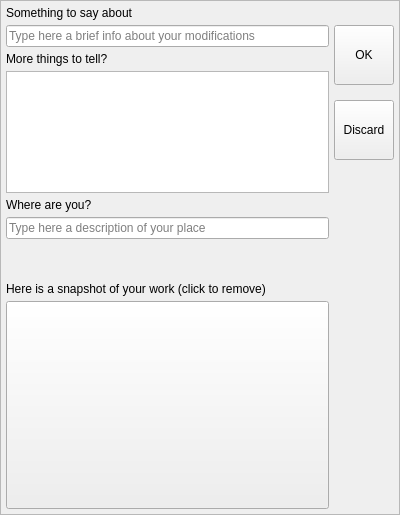
The window that core/watcherfeeling.ui (Rekall/Rekall) describes before a commit, drawn with Qt 5.
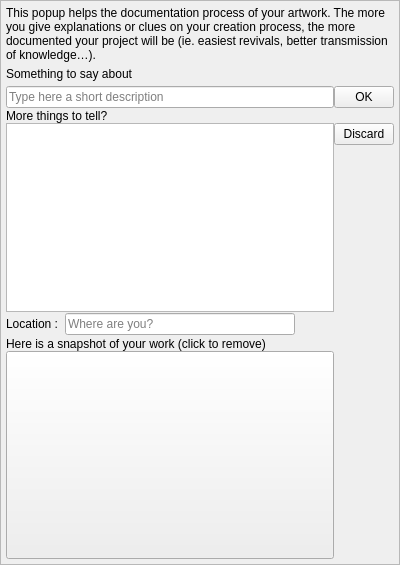
The same window after the commit. Custom widgets are drawn as their Qt base class.

Diff of the .ui file:
```diff
--- a/core/watcherfeeling.ui
+++ b/core/watcherfeeling.ui
@@ -7,7 +7,7 @@
     <x>0</x>
     <y>0</y>
     <width>400</width>
-    <height>515</height>
+    <height>565</height>
    </rect>
   </property>
   <property name="minimumSize">
@@ -47,6 +47,16 @@
       <property name="margin">
        <number>5</number>
       </property>
+      <item>
+       <widget class="QLabel" name="feelingLabel">
+        <property name="text">
+         <string>&lt;html&gt;&lt;head/&gt;&lt;body&gt;&lt;p&gt;This popup helps the documentation process of your artwork. The more you give explanations or clues on your creation process, the more documented your project will be (ie. easiest revivals, better transmission of knowledge…).&lt;/p&gt;&lt;/body&gt;&lt;/html&gt;</string>
+        </property>
+        <property name="wordWrap">
+         <bool>true</bool>
+        </property>
+       </widget>
+      </item>
       <item>
        <widget class="QLabel" name="label">
         <property name="text">
@@ -60,20 +70,33 @@
       <item>
        <layout class="QHBoxLayout" name="horizontalLayout">
         <property name="spacing">
-         <number>5</number>
+         <number>0</number>
         </property>
         <item>
          <layout class="QVBoxLayout" name="verticalLayout_2">
           <property name="spacing">
-           <number>5</number>
+           <number>0</number>
           </property>
           <item>
            <widget class="QLineEdit" name="baseText">
             <property name="placeholderText">
-             <string>Type here a brief info about your modifications</string>
+             <string>Type here a short description</string>
             </property>
            </widget>
           </item>
+          <item>
+           <spacer name="verticalSpacer_2">
+            <property name="orientation">
+             <enum>Qt::Vertical</enum>
+            </property>
+            <property name="sizeHint" stdset="0">
+             <size>
+              <width>1</width>
+              <height>5</height>
+             </size>
+            </property>
+           </spacer>
+          </item>
           <item>
            <widget class="QLabel" name="moreTextLabel">
             <property name="text">
@@ -88,9 +111,30 @@
            <widget class="QPlainTextEdit" name="moreText"/>
           </item>
           <item>
+           <spacer name="verticalSpacer_3">
+            <property name="orientation">
+             <enum>Qt::Vertical</enum>
+            </property>
+            <property name="sizeHint" stdset="0">
+             <size>
+              <width>1</width>
+              <height>5</height>
+             </size>
+            </property>
+           </spacer>
+          </item>
+          <item>
+           <layout class="QHBoxLayout" name="horizontalLayout_2">
+            <property name="spacing">
+             <number>0</number>
+            </property>
+            <property name="rightMargin">
+             <number>0</number>
+            </property>
+            <item>
            <widget class="QLabel" name="locationLabel">
             <property name="text">
-             <string>Where are you?</string>
+               <string>Location :  </string>
             </property>
             <property name="wordWrap">
              <bool>true</bool>
@@ -100,23 +144,18 @@
           <item>
            <widget class="QLineEdit" name="location">
             <property name="placeholderText">
-             <string>Type here a description of your place</string>
+               <string>Where are you?</string>
             </property>
            </widget>
           </item>
-          <item>
-           <layout class="QHBoxLayout" name="horizontalLayout_2">
             <item>
              <widget class="QLabel" name="weatherIcon">
-              <property name="text">
-               <string/>
+              <property name="minimumSize">
+               <size>
+                <width>32</width>
+                <height>20</height>
+               </size>
               </property>
-             </widget>
-            </item>
-            <item>
-             <layout class="QVBoxLayout" name="verticalLayout_5">
-              <item>
-               <widget class="QLabel" name="weatherSky">
                 <property name="text">
                  <string/>
                 </property>
@@ -124,6 +163,12 @@
               </item>
               <item>
                <widget class="QLabel" name="weatherTemperature">
+              <property name="minimumSize">
+               <size>
+                <width>5</width>
+                <height>20</height>
+               </size>
+              </property>
                 <property name="text">
                  <string/>
                 </property>
@@ -131,10 +176,21 @@
               </item>
              </layout>
             </item>
-           </layout>
+          <item>
+           <spacer name="verticalSpacer_4">
+            <property name="orientation">
+             <enum>Qt::Vertical</enum>
+            </property>
+            <property name="sizeHint" stdset="0">
+             <size>
+              <width>1</width>
+              <height>5</height>
+             </size>
+            </property>
+           </spacer>
           </item>
           <item>
-           <widget class="QLabel" name="previewLabel">
+           <widget class="QLabel" name="preview2Label">
             <property name="text">
              <string>Here is a snapshot of your work (click to remove)</string>
             </property>
@@ -184,7 +240,7 @@
             <property name="minimumSize">
              <size>
               <width>60</width>
-              <height>60</height>
+              <height>22</height>
              </size>
             </property>
             <property name="maximumSize">
@@ -206,7 +262,7 @@
             <property name="minimumSize">
              <size>
               <width>60</width>
-              <height>60</height>
+              <height>22</height>
              </size>
             </property>
             <property name="maximumSize">
```
Lines whose indentation alone changed are shown as unchanged.
